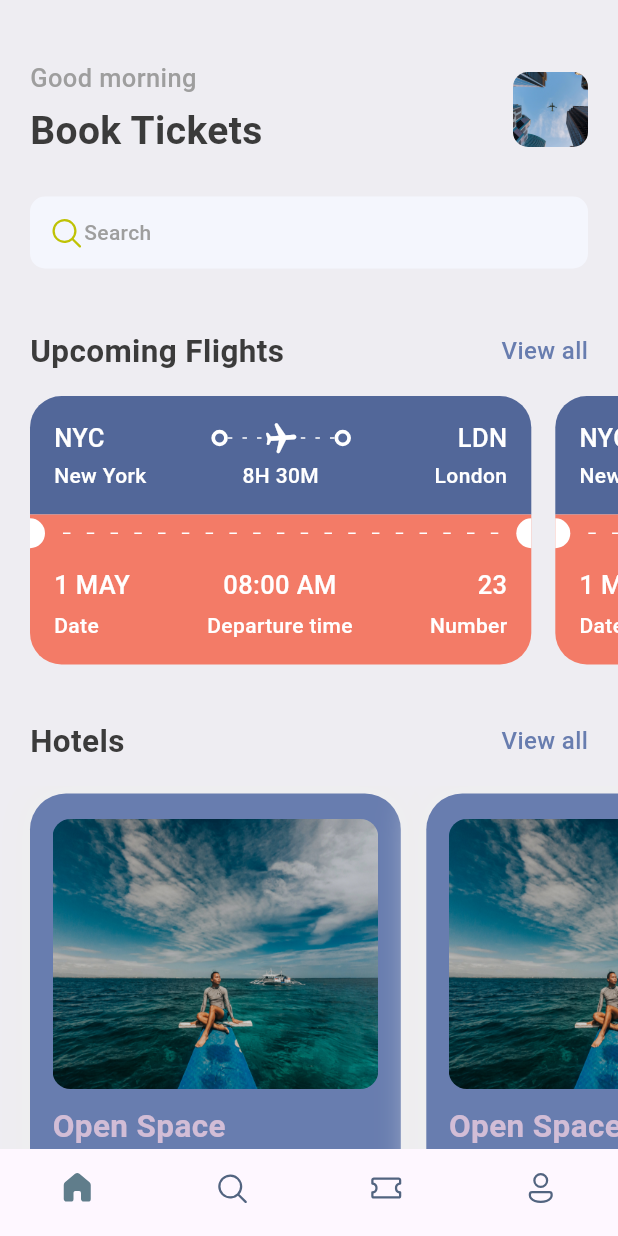
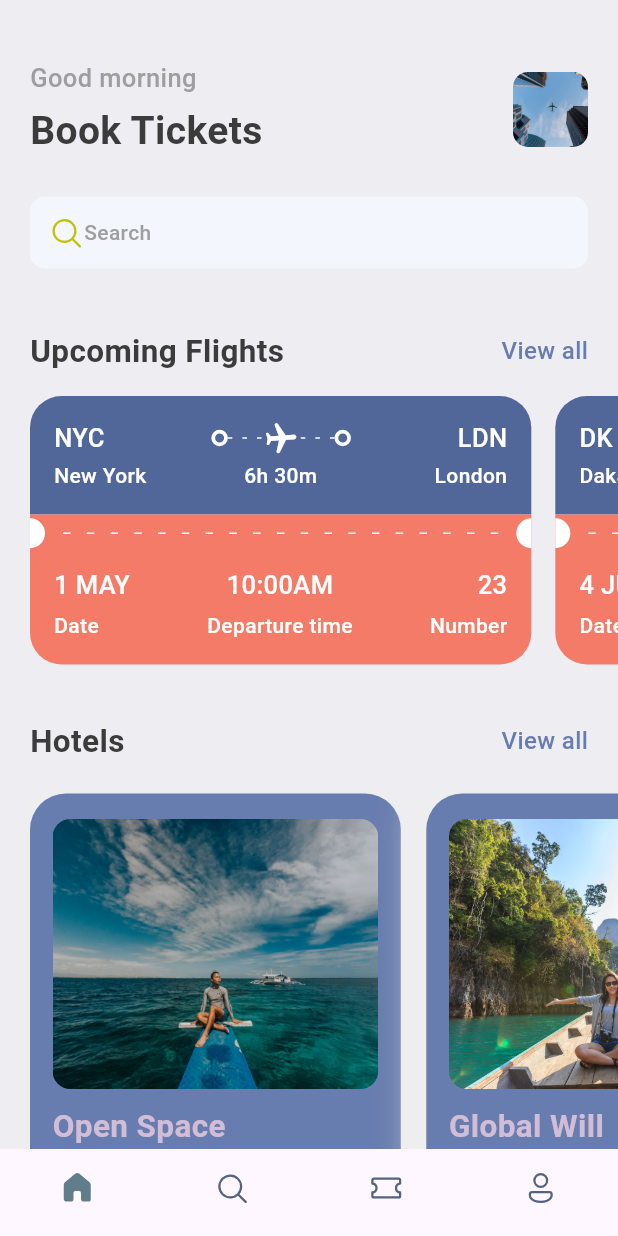
Before and after one commit to Ayomidemi/flutter-ticket-booking-app, a Flutter app: the screen it shows after launch, on a phone screen of 412 x 824 dp. Run offline on Flutter 3.47's test engine with Material 3 defaults, Android fonts, the phone set to English and light mode, and no system bars; our stand-ins replace fluentui_icons, gap, get.

Commit message:
complete homescreen

```diff
--- a/lib/screens/home_screen.dart
+++ b/lib/screens/home_screen.dart
@@ -3,6 +3,7 @@ import 'package:flutter/material.dart';
 import 'package:gap/gap.dart';
 import 'package:ticket_booking/screens/hotel_screen.dart';
 import 'package:ticket_booking/screens/ticket_view.dart';
+import 'package:ticket_booking/utils/info_list.dart';
 import 'package:ticket_booking/utils/styles.dart';
 
 class HomeScreen extends StatelessWidget {
@@ -90,14 +91,13 @@ class HomeScreen extends StatelessWidget {
             ),
           ),
           const Gap(15),
-          const SingleChildScrollView(
+          SingleChildScrollView(
             scrollDirection: Axis.horizontal,
-            padding: EdgeInsets.only(left: 20),
+            padding: const EdgeInsets.only(left: 20),
             child: Row(
-              children: [
-                TicketView(),
-                TicketView(),
-              ],
+              children: ticketList
+                  .map((singleTicket) => TicketView(ticket: singleTicket))
+                  .toList(),
             ),
           ),
           const Gap(15),
@@ -122,16 +122,13 @@ class HomeScreen extends StatelessWidget {
             ),
           ),
           const Gap(15),
-          const SingleChildScrollView(
+          SingleChildScrollView(
             scrollDirection: Axis.horizontal,
-            padding: EdgeInsets.only(left: 20),
+            padding: const EdgeInsets.only(left: 20),
             child: Row(
-              children: [
-                HotelScreen(),
-                HotelScreen(),
-                HotelScreen(),
-                HotelScreen(),
-              ],
+              children: hotelList
+                  .map((singleHotel) => HotelScreen(hotel: singleHotel))
+                  .toList(),
             ),
           ),
         ],
--- a/lib/screens/hotel_screen.dart
+++ b/lib/screens/hotel_screen.dart
@@ -4,7 +4,9 @@ import 'package:ticket_booking/utils/layout.dart';
 import 'package:ticket_booking/utils/styles.dart';
 
 class HotelScreen extends StatelessWidget {
-  const HotelScreen({super.key});
+  final Map<String, dynamic> hotel;
+
+  const HotelScreen({super.key, required this.hotel});
 
   @override
   Widget build(BuildContext context) {
@@ -33,25 +35,25 @@ class HotelScreen extends StatelessWidget {
             decoration: BoxDecoration(
               borderRadius: BorderRadius.circular(12),
               color: Styles.primaryColor,
-              image: const DecorationImage(
-                image: AssetImage('assets/images/img_2.jpg'),
+              image: DecorationImage(
+                image: AssetImage('assets/images/${hotel['image']}'),
                 fit: BoxFit.cover,
               ),
             ),
           ),
           const Gap(10),
           Text(
-            'Open Space',
+            hotel['place'],
             style: Styles.headLineStyle2.copyWith(color: Styles.kakiColor),
           ),
           const Gap(5),
           Text(
-            'London',
+            hotel['destination'],
             style: Styles.headLineStyle3.copyWith(color: Colors.white),
           ),
           const Gap(8),
           Text(
-            '\$40/Night',
+            '\$${hotel['price']}/Night',
             style: Styles.headLineStyle1.copyWith(color: Styles.kakiColor),
           ),
         ],
--- a/lib/screens/ticket_view.dart
+++ b/lib/screens/ticket_view.dart
@@ -5,34 +5,36 @@ import 'package:ticket_booking/utils/styles.dart';
 import 'package:ticket_booking/widgets/thick_container.dart';
 
 class TicketView extends StatelessWidget {
-  const TicketView({super.key});
+  final Map<String, dynamic> ticket;
+
+  const TicketView({super.key, required this.ticket});
 
   @override
   Widget build(BuildContext context) {
     final size = AppLayout.getSize(context);
 
     return SizedBox(
-      height: 200,
+      height: AppLayout.getHeight(200),
       width: size.width * 0.85,
       child: Container(
-        margin: const EdgeInsets.only(right: 16),
+        margin: EdgeInsets.only(right: AppLayout.getHeight(16)),
         child: Column(
           mainAxisSize: MainAxisSize.min,
           children: [
             // showing the blue part of the card/ticket
             Container(
               padding: const EdgeInsets.all(16),
-              decoration: const BoxDecoration(
-                color: Color(0xFF526799),
+              decoration: BoxDecoration(
+                color: const Color(0xFF526799),
                 borderRadius: BorderRadius.only(
-                  topLeft: Radius.circular(21),
-                  topRight: Radius.circular(21),
+                  topLeft: Radius.circular(AppLayout.getHeight(21)),
+                  topRight: Radius.circular(AppLayout.getHeight(21)),
                 ),
               ),
               child: Column(children: [
                 Row(
                   children: [
-                    Text('NYC',
+                    Text(ticket['from']['code'],
                         style: Styles.headLineStyle3
                             .copyWith(color: Colors.white)),
                     const Spacer(),
@@ -73,7 +75,7 @@ class TicketView extends StatelessWidget {
                     )),
                     const ThickContainer(),
                     const Spacer(),
-                    Text('LDN',
+                    Text(ticket['to']['code'],
                         style: Styles.headLineStyle3
                             .copyWith(color: Colors.white)),
                   ],
@@ -85,20 +87,20 @@ class TicketView extends StatelessWidget {
                     SizedBox(
                       width: 100,
                       child: Text(
-                        'New York',
+                        ticket['from']['name'],
                         style:
                             Styles.headLineStyle4.copyWith(color: Colors.white),
                       ),
                     ),
                     Text(
-                      '8H 30M',
+                      ticket['flying_time'],
                       style:
                           Styles.headLineStyle4.copyWith(color: Colors.white),
                     ),
                     SizedBox(
                       width: 100,
                       child: Text(
-                        'London',
+                        ticket['to']['name'],
                         textAlign: TextAlign.end,
                         style:
                             Styles.headLineStyle4.copyWith(color: Colors.white),
@@ -186,7 +188,7 @@ class TicketView extends StatelessWidget {
                       crossAxisAlignment: CrossAxisAlignment.start,
                       children: [
                         Text(
-                          '1 MAY',
+                          ticket['date'],
                           style: Styles.headLineStyle3
                               .copyWith(color: Colors.white),
                         ),
@@ -202,7 +204,7 @@ class TicketView extends StatelessWidget {
                       crossAxisAlignment: CrossAxisAlignment.center,
                       children: [
                         Text(
-                          '08:00 AM',
+                          ticket['departure_time'],
                           style: Styles.headLineStyle3
                               .copyWith(color: Colors.white),
                         ),
@@ -218,7 +220,7 @@ class TicketView extends StatelessWidget {
                       crossAxisAlignment: CrossAxisAlignment.end,
                       children: [
                         Text(
-                          '23',
+                          ticket['number'].toString(),
                           style: Styles.headLineStyle3
                               .copyWith(color: Colors.white),
                         ),
--- a/lib/utils/info_list.dart
+++ b/lib/utils/info_list.dart
@@ -24,3 +24,48 @@ List<Map<String, dynamic>> hotelList = [
     'price': 82,
   },
 ];
+
+List<Map<String, dynamic>> ticketList = [
+  {
+    'from': {
+      'code': 'NYC',
+      'name': 'New York',
+    },
+    'to': {
+      'code': 'LDN',
+      'name': 'London',
+    },
+    'flying_time': '6h 30m',
+    'departure_time': '10:00AM',
+    'date': '1 MAY',
+    'number': 23,
+  },
+  {
+    'from': {
+      'code': 'DK',
+      'name': 'Dakar',
+    },
+    'to': {
+      'code': 'SH',
+      'name': 'Shanghai',
+    },
+    'flying_time': '4h 20m',
+    'departure_time': '12:00AM',
+    'date': '4 JUNE',
+    'number': 65,
+  },
+  {
+    'from': {
+      'code': 'LAG',
+      'name': 'Lagos',
+    },
+    'to': {
+      'code': 'ABJ',
+      'name': 'Abuja',
+    },
+    'flying_time': '9h 35m',
+    'departure_time': '2:00PM',
+    'date': '3 MARCH',
+    'number': 77,
+  },
+];
--- a/lib/utils/layout.dart
+++ b/lib/utils/layout.dart
@@ -1,7 +1,26 @@
 import 'package:flutter/material.dart';
+import 'package:get/get.dart';
 
 class AppLayout {
   static getSize(BuildContext context) {
     return MediaQuery.of(context).size;
   }
+
+  static getScreenHeight() {
+    return Get.height;
+  }
+
+  static getScreenWidth() {
+    return Get.width;
+  }
+
+  static getHeight(double pixels) {
+    double x = getScreenHeight() / pixels;
+    return getScreenHeight() / x;
+  }
+
+  static getWidth(double pixels) {
+    double x = getScreenWidth() / pixels;
+    return getScreenWidth() / x;
+  }
 }
--- a/pubspec.yaml
+++ b/pubspec.yaml
@@ -35,6 +35,7 @@ dependencies:
   # Use with the CupertinoIcons class for iOS style icons.
   cupertino_icons: ^1.0.2
   fluentui_icons: ^1.0.0
+  get:
   gap: ^3.0.1
 
 dev_dependencies:
```
Also changed, not shown: pubspec.lock.
